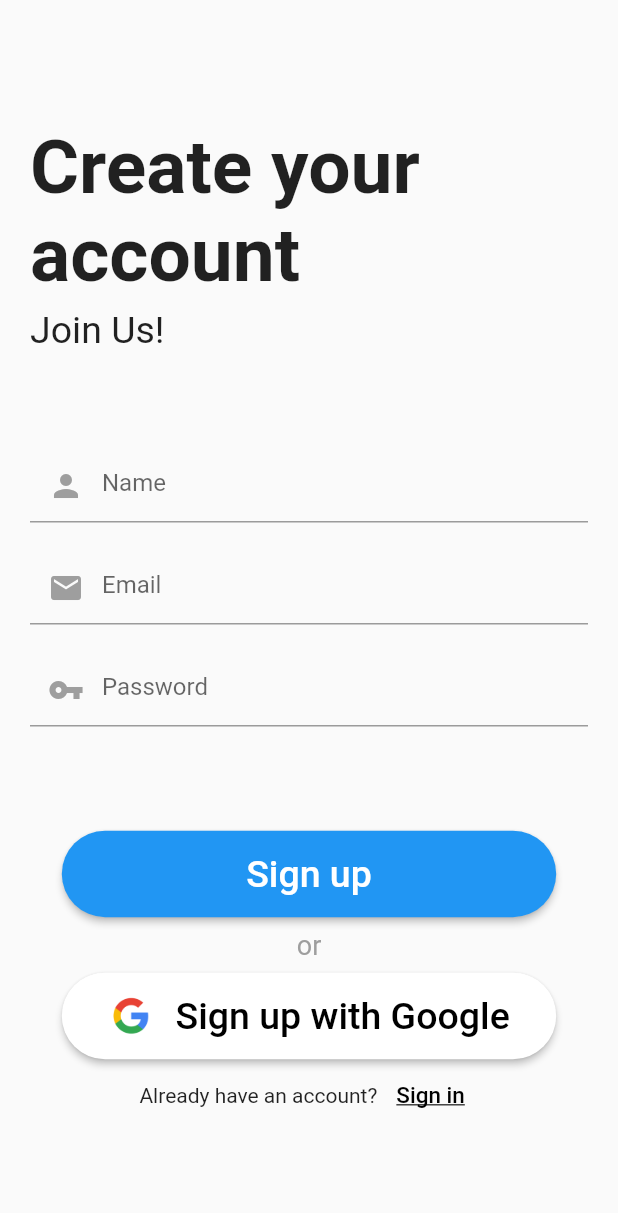
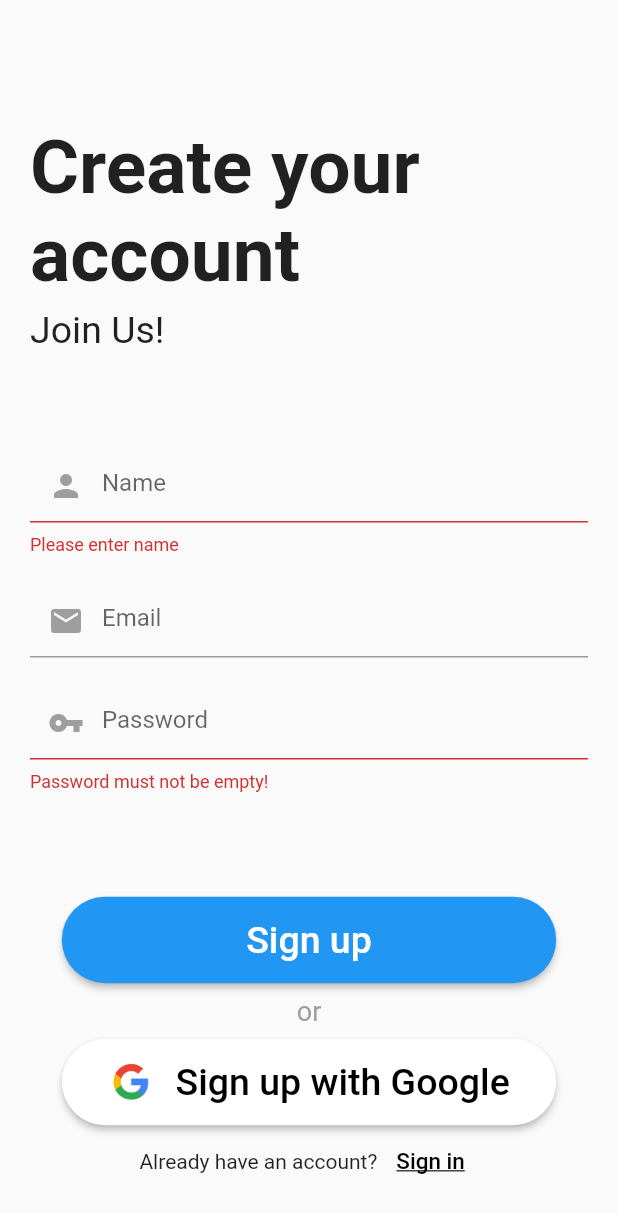
Before and after one commit to bhakti-tech02/OrganicEBasket, a Flutter app: the SignupScreen screen opened by its route, after a tap on "Sign up", on a phone screen of 412 x 824 dp. Shown: the top 1213 px of the screen. Run offline on Flutter 3.47's test engine with Material 2 defaults, Android fonts, the phone set to English and light mode, and no system bars; drawn by our look-alikes of velocity_x; our stand-ins replace cloud_firestore, firebase_auth, firebase_core, fluttertoast; accounts and stored records are empty; network calls fail.

Commit message:
added val, spinner

```diff
--- /dev/null
+++ b/oragnic_basket/lib/core/firebase_methods.dart
@@ -0,0 +1,32 @@
+import 'package:cloud_firestore/cloud_firestore.dart';
+
+final db = FirebaseFirestore.instance;
+class FirebaseMethods{
+
+  static void saveUserToFirebase({String uid,String name,String email})
+  {
+    db.collection('users').doc(uid).set({
+      'name' : name ,
+      'email' : email ,
+    });
+  }
+static Future<void> getDataFromDatabase(String uid)
+async {
+    // for getting mail of a particular user
+  // DocumentSnapshot snapshot = await db.collection('users').doc(uid).get();
+  // print('---------------------');
+  // print(snapshot.data()['email']);
+  // print('----------------------');
+
+  //for delete:
+  //await db.collection('users').doc(uid).delete();
+
+  //for getting all users data:
+  QuerySnapshot snapshot = await db.collection('users').get();
+print('---------List--------');
+snapshot.docs.forEach((element) { print(element.data()['email']); });
+print('------------');
+
+
+}
+}
--- a/oragnic_basket/lib/screens/signupu_screen.dart
+++ b/oragnic_basket/lib/screens/signupu_screen.dart
@@ -24,7 +24,7 @@ class _SignupScreenState extends State<SignupScreen> {
       {
         //save the text fields and assign the value to the variable
         _formKey.currentState.save();
-        Authentication.signup(context : context , email:_email , password:_password);
+        Authentication.signup(context : context ,name: _name, email:_email , password:_password);
 
       }
   }
@@ -54,7 +54,7 @@ class _SignupScreenState extends State<SignupScreen> {
           height: mq.height * 0.07,
           width: mq.width * 0.8,
           child: ElevatedButton(
-            onPressed: () {},
+            onPressed: _save,
             style: ElevatedButton.styleFrom(
                 shape: RoundedRectangleBorder(
                     borderRadius: BorderRadius.circular(40))),
@@ -110,6 +110,12 @@ class _SignupScreenState extends State<SignupScreen> {
         onSaved: (value){
           _name = value;
         },
+        // ignore: missing_return
+        validator: (_value){
+          if(_value.isEmpty){
+            return 'Please enter name';
+          }
+        },
 
       ),
     );
@@ -130,6 +136,13 @@ class _SignupScreenState extends State<SignupScreen> {
         onSaved: (value){
           _email = value;
         },
+        // ignore: missing_return
+        validator: (_value){
+
+          if(RegExp('^[a-zA-Z0-9+_.-]+@[a-zA-Z0-9.-]+\$').hasMatch(_value)){
+            return "Enter a valid email";
+          }
+        },
       ),
     );
   }
@@ -146,6 +159,18 @@ class _SignupScreenState extends State<SignupScreen> {
                 borderSide: BorderSide(color: Colors.black))),
         onSaved: (value){
           _password = value ;
+        },
+        // ignore: missing_return
+        validator: (value){
+          if(value.isEmpty)
+          {
+
+            return('Password must not be empty!');
+          }
+          if(value.length < 6)
+          {
+            return ('Password too short!');
+          }
         },
       ),
     );
--- a/oragnic_basket/lib/screens/tabs_screen.dart
+++ b/oragnic_basket/lib/screens/tabs_screen.dart
@@ -1,5 +1,7 @@
+import 'package:firebase_auth/firebase_auth.dart';
 import 'package:flutter/material.dart';
 import 'package:oragnic_basket/constant.dart';
+import 'package:oragnic_basket/core/firebase_methods.dart';
 import 'package:oragnic_basket/screens/account_screen.dart';
 import 'package:oragnic_basket/screens/cart_screen.dart';
 import 'package:oragnic_basket/screens/home_screen.dart';
@@ -12,6 +14,9 @@ class Tabscreen extends StatefulWidget
 }
 
 class _TabscreenState extends State<Tabscreen> {
+
+  String uid = FirebaseAuth.instance.currentUser.uid;
+
   List<Widget> screens = [
     HomeScreen(),
     OrderScreen(),
@@ -32,6 +37,7 @@ void changePage(int index)
 
   @override
   Widget build(BuildContext context) {
+  FirebaseMethods.getDataFromDatabase(uid);
    return Scaffold(
 body: screens[pageIndex],
      bottomNavigationBar: BottomNavigationBar(
--- a/oragnic_basket/lib/widgets/cart_item.dart
+++ b/oragnic_basket/lib/widgets/cart_item.dart
@@ -1,5 +1,6 @@
 import 'package:flutter/cupertino.dart';
 import 'package:flutter/material.dart';
+import 'package:oragnic_basket/core/Cart.dart';
 import 'package:oragnic_basket/core/store.dart';
 import 'package:oragnic_basket/models/product_models.dart';
 
--- a/oragnic_basket/lib/widgets/product.dart
+++ b/oragnic_basket/lib/widgets/product.dart
@@ -1,4 +1,5 @@
 import 'package:flutter/material.dart';
+import 'package:oragnic_basket/core/Cart.dart';
 import 'package:oragnic_basket/core/store.dart';
 import 'package:oragnic_basket/models/product_models.dart';
 
--- a/oragnic_basket/pubspec.yaml
+++ b/oragnic_basket/pubspec.yaml
@@ -28,6 +28,7 @@ dependencies:
   firebase_core: ^1.3.0
   firebase_auth: ^1.4.1
   firebase_storage: ^8.1.3
+  fluttertoast: ^8.0.7
 
 
 
```
Also changed, not shown: oragnic_basket/lib/core/Cart.dart (+39 -0 lines), oragnic_basket/lib/core/auth.dart (+65 -1 lines), oragnic_basket/lib/core/store.dart (+15 -28 lines), oragnic_basket/lib/main.dart (+8 -2 lines), oragnic_basket/lib/screens/cart_screen.dart (+5 -4 lines), oragnic_basket/lib/screens/login_screen.dart (+10 -2 lines), oragnic_basket/pubspec.lock.
